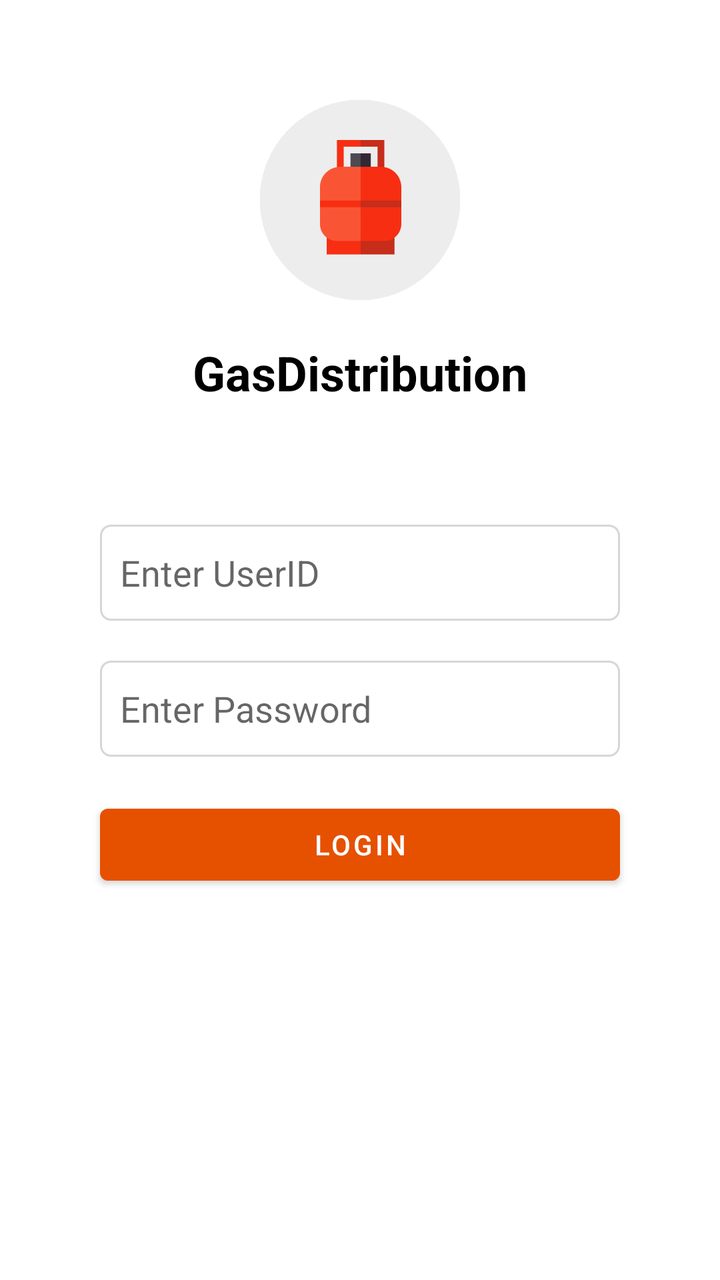
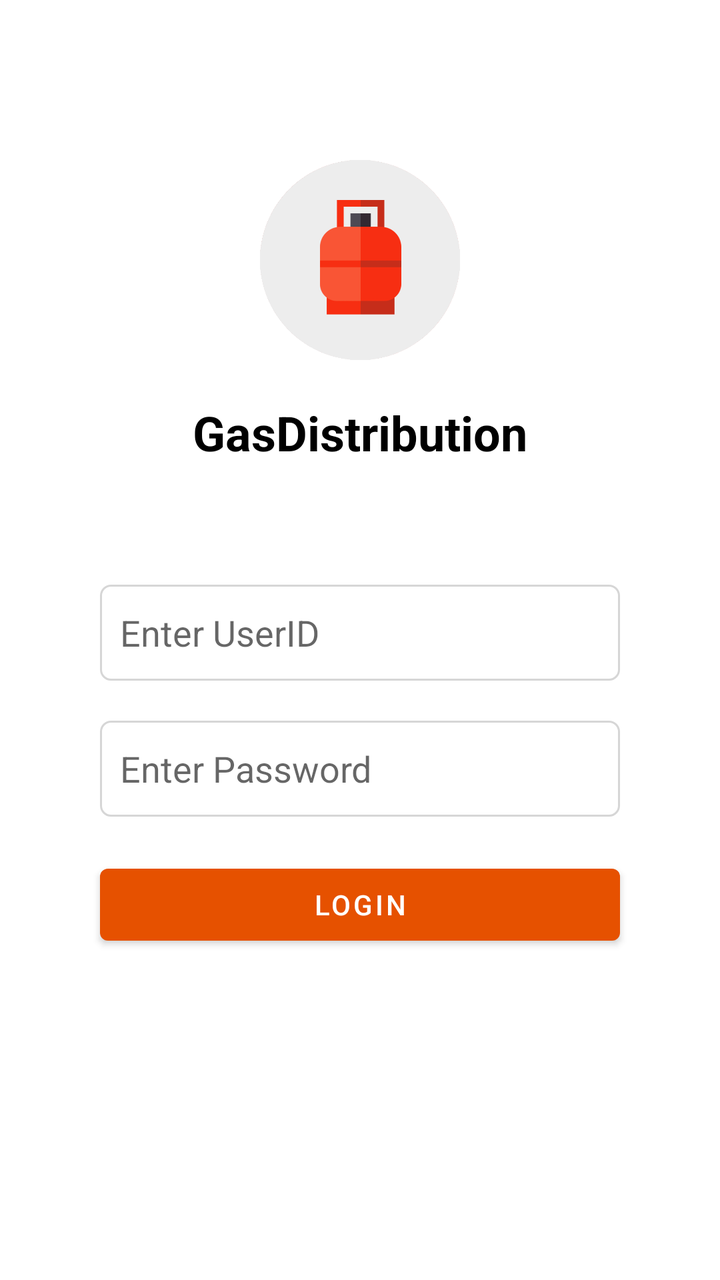

An Android layout rendered at two revisions. The XML below is the earlier revision; the diff shows what the commit changed to produce the second picture.
<!-- AndroidManifest.xml: application theme Theme.GasDistribution -->
<!-- res/layout/activity_login.xml -->
<?xml version="1.0" encoding="utf-8"?>
<androidx.coordinatorlayout.widget.CoordinatorLayout
    xmlns:android="http://schemas.android.com/apk/res/android"
    xmlns:app="http://schemas.android.com/apk/res-auto"
    xmlns:tools="http://schemas.android.com/tools"
    android:layout_width="match_parent"
    android:layout_height="match_parent"
    tools:context=".activity.LoginActivity">

    <LinearLayout
        android:id="@+id/container"
        android:orientation="vertical"
        android:layout_width="match_parent"
        android:layout_height="match_parent">

        <LinearLayout
            android:layout_marginTop="40dp"
            android:padding="10dp"
            android:orientation="vertical"
            android:layout_width="match_parent"
            android:layout_height="wrap_content">
            <ImageView
                android:src="@drawable/gasicon"
                android:layout_width="match_parent"
                android:layout_height="100dp" />

            <TextView
                android:id="@+id/txt_title"
                android:textColor="@color/black"
                android:layout_marginTop="20dp"
                android:layout_width="match_parent"
                android:layout_height="wrap_content"
                android:text="@string/app_name"
                android:textAlignment="center"
                android:textAllCaps="false"
                android:textSize="24sp"
                android:textStyle="normal|bold" />
        </LinearLayout>

        <EditText
            android:id="@+id/etEmpID"
            android:text=""
            android:hint="Enter UserID"
            android:layout_marginTop="50dp"
            android:drawablePadding="10dp"
            android:padding="10dp"
            android:background="@drawable/rectangle"
            android:layout_marginLeft="50dp"
            android:layout_marginRight="50dp"
            android:layout_width="match_parent"
            android:layout_height="48dp" />

        <EditText
            android:id="@+id/etPasswrod"
            android:text=""
            android:hint="Enter Password"
            android:inputType="numberPassword"
            android:layout_marginTop="20dp"
            android:drawablePadding="10dp"
            android:padding="10dp"
            android:background="@drawable/rectangle"
            android:layout_marginLeft="50dp"
            android:layout_marginRight="50dp"
            android:layout_width="match_parent"
            android:layout_height="48dp" />

        <Button
            android:id="@+id/btnLogin"
            android:layout_marginTop="20dp"
            android:layout_marginLeft="50dp"
            android:layout_marginRight="50dp"
            android:text="Login"
            android:layout_width="match_parent"
            android:layout_height="wrap_content" />

    </LinearLayout>

    <RelativeLayout
        android:gravity="center"
        android:layout_width="match_parent"
        android:layout_height="match_parent">

        <ProgressBar
            android:id="@+id/progressBar"
            android:layout_width="wrap_content"
            android:layout_height="wrap_content" />

    </RelativeLayout>

</androidx.coordinatorlayout.widget.CoordinatorLayout>
<!-- resources referenced by this layout -->
<resources>
  <color name="black">#FF000000</color>
  <!-- drawable gasicon: png bitmap (drawable, 22371 bytes) -->
  <!-- drawable rectangle (drawable) -->
  <?xml version="1.0" encoding="utf-8"?>
  <shape android:shape="rectangle"
      xmlns:android="http://schemas.android.com/apk/res/android">
      <stroke android:color="#D6D6D6" android:width="1dp"  />
      <corners android:radius="5dp" />
  </shape>
  <string name="app_name">GasDistribution</string>
  <style name="Theme.GasDistribution" parent="Theme.MaterialComponents.Light.NoActionBar">
          <item name="android:forceDarkAllowed" tools:targetApi="q">false</item>
          
          <item name="colorPrimary">@color/purple_500</item>
          <item name="colorPrimaryVariant">@color/purple_700</item>
          <item name="colorOnPrimary">@color/white</item>
          
          <item name="colorSecondary">@color/teal_200</item>
          <item name="colorSecondaryVariant">@color/teal_700</item>
          <item name="colorOnSecondary">@color/black</item>
          
          
  
      </style>
  <color name="purple_500">#E65100</color>
  <color name="purple_700">#C84600</color>
  <color name="white">#FFFFFFFF</color>
  <color name="teal_200">#FF03DAC5</color>
  <color name="teal_700">#FF018786</color>
</resources>

<!-- the commit's change to res/layout/activity_login.xml (unified diff, before → after) -->
@@ -9,6 +9,7 @@
 
     <LinearLayout
         android:id="@+id/container"
+        android:layout_marginTop="30dp"
         android:orientation="vertical"
         android:layout_width="match_parent"
         android:layout_height="match_parent">
